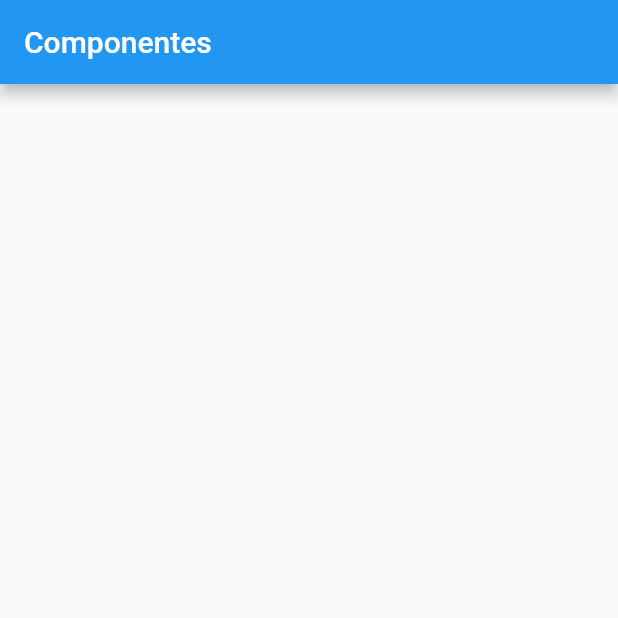
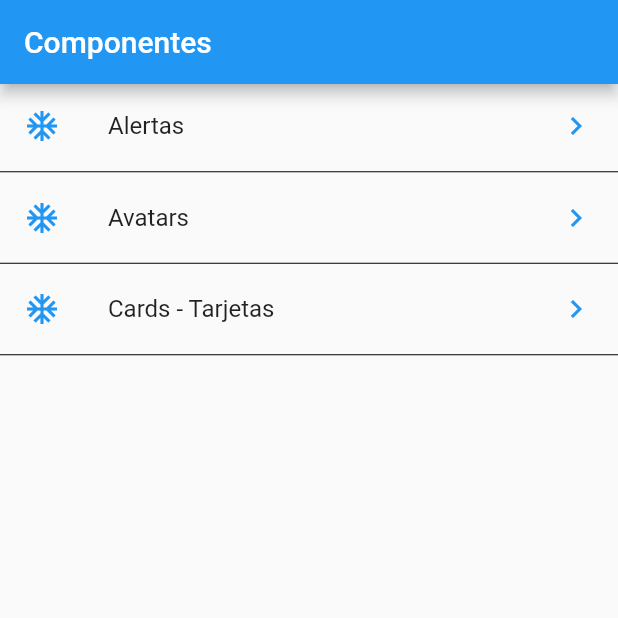
Before and after one commit to AndresFelipeA/FlutterInicialFH, a Flutter app: the screen it shows after launch, on a phone screen of 412 x 824 dp, the top half of it. Run offline on Flutter 3.47's test engine with Material 2 defaults, Android fonts, the phone set to English and light mode, and no system bars.

Commit message:
Future Builder y manejo de Json

```diff
--- /dev/null
+++ b/data/menu_opts.json
@@ -0,0 +1,20 @@
+{
+    "nombreApp" : "Componentes",
+    "rutas" : [
+        {
+            "ruta" : "alert",
+            "icon" : "add_alert",
+            "texto": "Alertas"
+        },
+        {
+            "ruta" : "avatar",
+            "icon" : "accessibility",
+            "texto": "Avatars"
+        },
+        {
+            "ruta" : "card",
+            "icon" : "folder_open",
+            "texto": "Cards - Tarjetas"
+        }
+    ]
+}
--- a/lib/src/pages/home_page.dart
+++ b/lib/src/pages/home_page.dart
@@ -1,3 +1,4 @@
+import 'package:ferhcourse/src/providers/menu_provider.dart';
 import 'package:flutter/material.dart';
 
 class HomePage extends StatelessWidget {
@@ -15,7 +16,51 @@ class HomePage extends StatelessWidget {
     );
   }
 
-  _lista() {
-    return ListView();
+  Widget _lista() {
+    //print(menuProvider.opciones);
+    //menuProvider.cargarData()
+
+    return FutureBuilder(
+      future: menuProvider.cargarData(),
+      initialData: [],
+      builder: (context, AsyncSnapshot<List<dynamic>> snapshot) {
+        // print('builder');
+        // print(snapshot.data);
+        return ListView(
+          children: _listaItems(snapshot.data),
+        );
+      },
+    );
+
+    // return ListView(
+    //   children: _listaItems(),
+    // );
+  }
+
+  //pilas si arroja un error de List dynamic es por el null safety y hay que hacerlo apcional el parámetro
+  List<Widget> _listaItems(List<dynamic>? data) {
+    final List<Widget> opciones = [];
+
+    //otro error de null safety, la data hay que tomarla como si no pudiera llefar con el ?
+    data?.forEach((opt) {
+      final widgetTemp = ListTile(
+        title: Text(opt['texto']),
+        leading: Icon(
+          Icons.ac_unit_outlined,
+          color: Colors.blue,
+        ),
+        trailing: Icon(Icons.keyboard_arrow_right, color: Colors.blue),
+        onTap: () {},
+      );
+
+      opciones
+        ..add(widgetTemp)
+        ..add(Divider(
+          color: Colors.black,
+          height: 5,
+        ));
+    });
+
+    return opciones;
   }
 }
--- a/pubspec.yaml
+++ b/pubspec.yaml
@@ -45,8 +45,8 @@ flutter:
   uses-material-design: true
 
   # To add assets to your application, add an assets section, like this:
-  # assets:
-  #   - images/a_dot_burr.jpeg
+  assets:
+    - data/menu_opts.json
   #   - images/a_dot_ham.jpeg
 
   # An image asset can refer to one or more resolution-specific "variants", see
```
Also changed, not shown: lib/src/providers/menu_provider.dart (added, +23 -0 lines).
